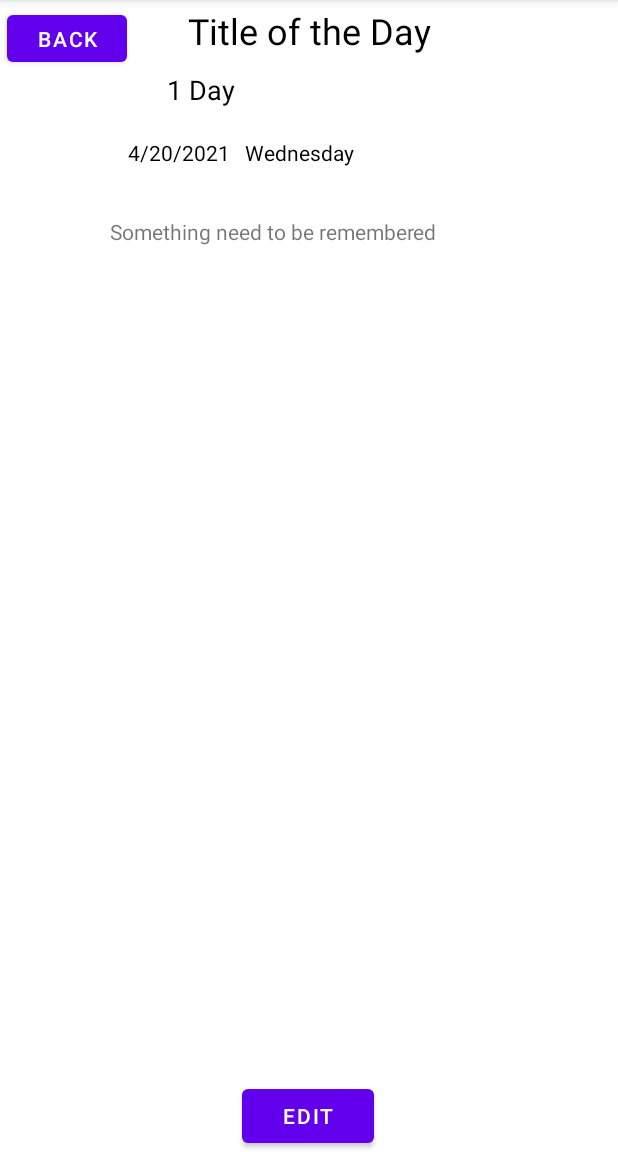
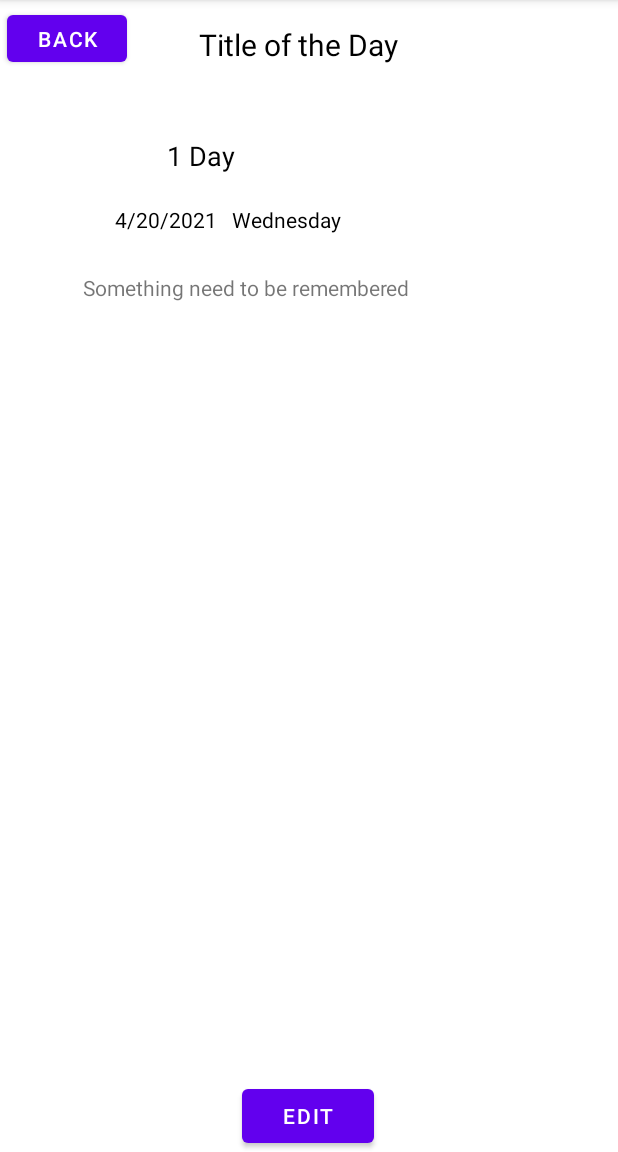
Before and after one commit to huayu1998/Group_Remember, an Android app: the Day screen opened directly, with no data from a screen before it, on a phone screen of 412 x 824 dp, the part 84-1236 px from its top. Run offline under Robolectric (Android 15) with nearby library versions, the light colour scheme and no system bars; 5 statements that could not run were skipped.

Commit message:
huayu commit

```diff
--- a/app/src/main/res/layout/activity_day.xml
+++ b/app/src/main/res/layout/activity_day.xml
@@ -9,14 +9,14 @@
 
     <TextView
         android:id="@+id/titleT"
-        android:layout_width="191dp"
-        android:layout_height="35dp"
-        android:layout_marginTop="4dp"
+        android:layout_width="263dp"
+        android:layout_height="59dp"
+        android:layout_marginTop="16dp"
         android:text="Title of the Day"
         android:textColor="#000000"
-        android:textSize="24sp"
+        android:textSize="20sp"
         app:layout_constraintEnd_toEndOf="parent"
-        app:layout_constraintHorizontal_bias="0.568"
+        app:layout_constraintHorizontal_bias="0.894"
         app:layout_constraintStart_toStartOf="parent"
         app:layout_constraintTop_toTopOf="parent" />
 
@@ -24,7 +24,7 @@
         android:id="@+id/lengthT"
         android:layout_width="188dp"
         android:layout_height="25dp"
-        android:layout_marginTop="8dp"
+        android:layout_marginTop="16dp"
         android:text="1 Day"
         android:textColor="#020202"
         android:textSize="18sp"
@@ -37,24 +37,24 @@
         android:id="@+id/timeT"
         android:layout_width="240dp"
         android:layout_height="25dp"
-        android:layout_marginTop="88dp"
+        android:layout_marginTop="20dp"
         android:text="4/20/2021   Wednesday"
         android:textColor="#000000"
         app:layout_constraintEnd_toEndOf="parent"
-        app:layout_constraintHorizontal_bias="0.497"
+        app:layout_constraintHorizontal_bias="0.444"
         app:layout_constraintStart_toStartOf="parent"
-        app:layout_constraintTop_toTopOf="@+id/titleT" />
+        app:layout_constraintTop_toBottomOf="@+id/lengthT" />
 
     <TextView
         android:id="@+id/messageT"
         android:layout_width="278dp"
         android:layout_height="179dp"
-        android:layout_marginTop="72dp"
+        android:layout_marginTop="20dp"
         android:text="Something need to be remembered"
         app:layout_constraintEnd_toEndOf="parent"
-        app:layout_constraintHorizontal_bias="0.548"
+        app:layout_constraintHorizontal_bias="0.413"
         app:layout_constraintStart_toStartOf="parent"
-        app:layout_constraintTop_toBottomOf="@+id/lengthT" />
+        app:layout_constraintTop_toBottomOf="@+id/timeT" />
 
     <ImageView
         android:id="@+id/photoiv"
--- a/app/src/main/res/layout/activity_edit_event_option.xml
+++ b/app/src/main/res/layout/activity_edit_event_option.xml
@@ -46,7 +46,6 @@
         android:layout_height="wrap_content"
         android:layout_marginTop="180dp"
         android:width="300dp"
-        android:background="@drawable/button"
         android:text="Add Text Content"
         app:layout_constraintEnd_toEndOf="parent"
         app:layout_constraintStart_toStartOf="parent"
@@ -58,7 +57,6 @@
         android:layout_height="51dp"
         android:layout_marginTop="28dp"
         android:width="300dp"
-        android:background="@drawable/button"
         android:text="Choose Date"
         app:layout_constraintEnd_toEndOf="parent"
         app:layout_constraintStart_toStartOf="parent"
```
